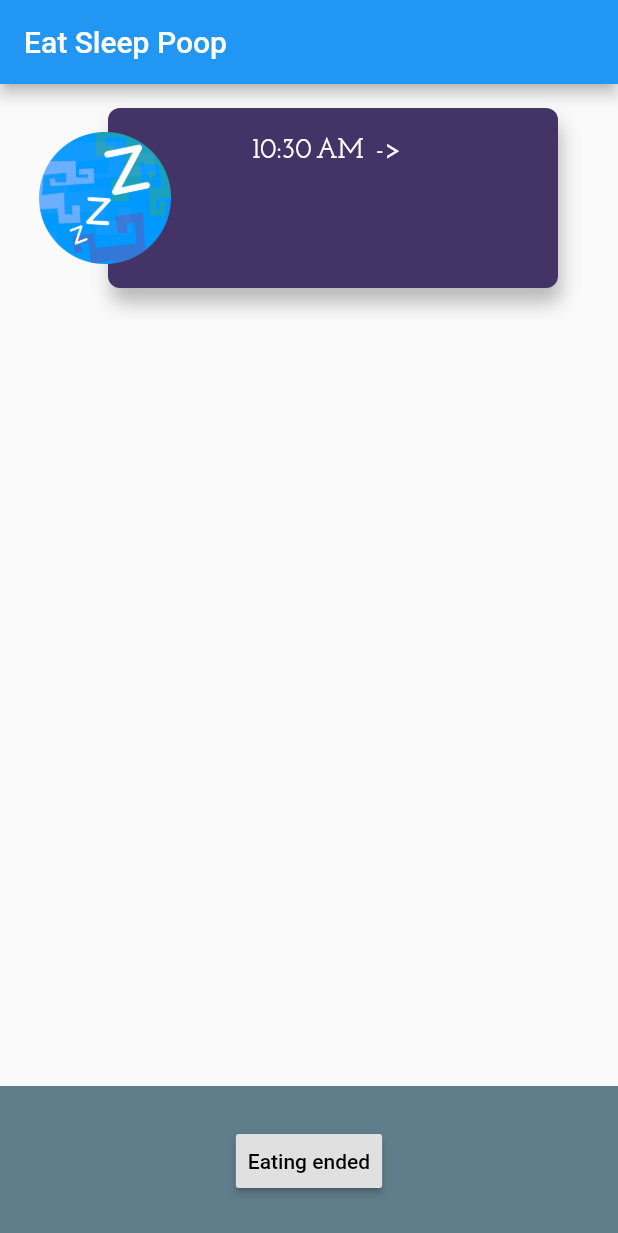
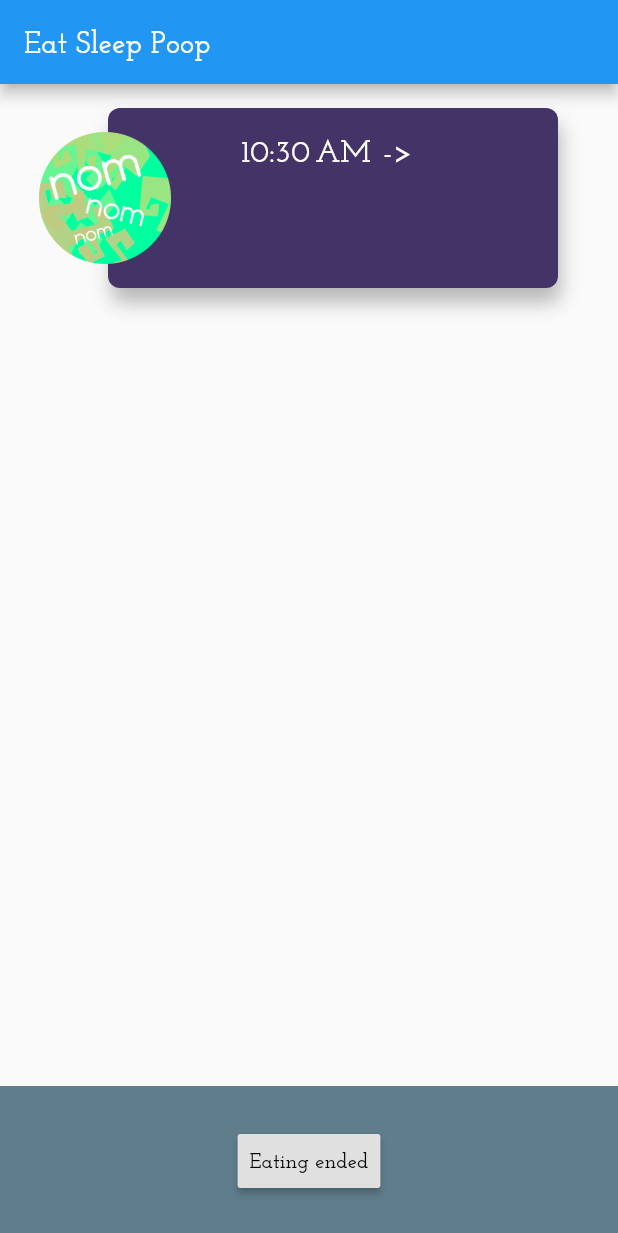
Before and after one commit to Nomadjackalope/eatsleeppoop, a Flutter app: the screen it shows after launch, after a tap on "Eating started", on a phone screen of 412 x 824 dp. Shown: the top 1233 px of the screen. Run offline on Flutter 3.47's test engine with Material 2 defaults, Android fonts, the phone set to English and light mode, and no system bars.

Commit message:
Updated font

```diff
--- a/lib/main.dart
+++ b/lib/main.dart
@@ -23,6 +23,7 @@ class MyApp extends StatelessWidget {
         // or press Run > Flutter Hot Reload in IntelliJ). Notice that the
         // counter didn't reset back to zero; the application is not restarted.
         primarySwatch: Colors.blue,
+        fontFamily: 'Josefin',
       ),
       home: new MyHomePage(title: 'Eat Sleep Poop'),
     );
@@ -69,7 +70,13 @@ class _MyHomePageState extends State<MyHomePage> {
 
   Future<File> get _localFile async {
     final path = await _localPath;
+    try {
       return File('$path/notes.json');
+    } catch (e) {
+      print(e);
+    }
+
+    return null;
   }
 
   Future<File> writeNotes() async {
@@ -175,7 +182,7 @@ class _MyHomePageState extends State<MyHomePage> {
         print("duration " + dur.inSeconds.toString());
         _endNote(dur.inMinutes.toDouble());
       },
-        child: new Text('Sleeping ended'),
+        child: new Text('Sleeping ended', style: new TextStyle(fontFamily: 'Josefin'),),
       ));
     }
 
@@ -274,15 +281,29 @@ class _DialogEntryState extends State<DialogEntry> {
 
 
 class Entry extends StatelessWidget{
-  Entry(this.note);
+  Entry(Note note) :
+    note = note,
+    noteThumb = new Container(
+        margin: new EdgeInsets.symmetric(
+            vertical: 16.0
+        ),
+        alignment: FractionalOffset.centerLeft,
+        child: new Image(
+          image: note.getNoteImage(),
+          height: 92.0,
+          width: 92.0,
+        ),
+      );
+
+
+  final Note note;
+  final Container noteThumb;
 
   final cardTextStyle = const TextStyle(
     fontFamily: 'Josefin',
     color: Colors.white,
-    fontSize: 18.0,
+    fontSize: 21.0,
   );
-
-  final Note note;
 
   Widget makeNoteCard() {
     return new Container(
@@ -325,18 +346,6 @@ class Entry extends StatelessWidget{
       ),
     );
   }
-
-    final noteThumb = new Container(
-      margin: new EdgeInsets.symmetric(
-          vertical: 16.0
-      ),
-      alignment: FractionalOffset.centerLeft,
-      child: new Image(
-        image: new AssetImage("assets/planet_sleepy.png"),
-        height: 92.0,
-        width: 92.0,
-      ),
-    );
 
   @override
   Widget build(BuildContext context) {
@@ -470,4 +479,15 @@ class Note {
     }
     return "";
   }
+
+  AssetImage getNoteImage() {
+    switch(getType()) {
+      case NoteType.eat:
+        return new AssetImage("assets/planet_eat.png");
+      case NoteType.sleep:
+        return new AssetImage("assets/planet_sleepy.png");
+      default:
+        return new AssetImage("assets/planet_sleepy.png");
     }
+  }
+}
--- a/pubspec.yaml
+++ b/pubspec.yaml
@@ -47,7 +47,7 @@ flutter:
   fonts:
     - family: Josefin
       fonts:
-        - asset: assets/JosefinSlab-SemiBold.ttf
+        - asset: fonts/JosefinSlab-SemiBold.ttf
   #       - asset: fonts/Schyler-Italic.ttf
   #         style: italic
   #   - family: Trajan Pro
```
Also changed, not shown: fonts/JosefinSlab-SemiBold.ttf (renamed from assets/JosefinSlab-SemiBold.ttf), 1 other file. Lines whose indentation alone changed are shown as unchanged.
